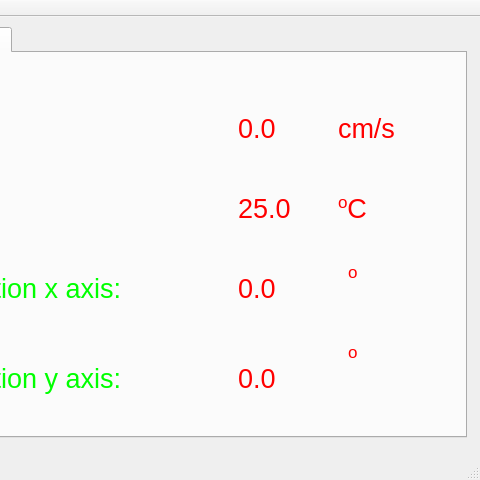
Qt form estacao_base/estacaobase.ui (landtracker/EstacaoBaseQT) before a commit; both pictures show x 244 to 724 and y 0 to 480 of the 724 by 480 pixel window.
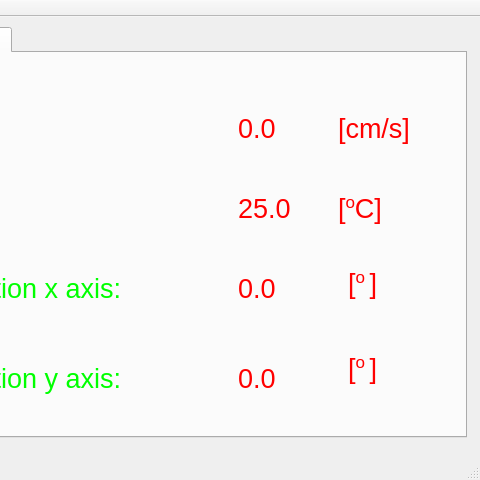
The same form after that commit. The open tabs and pages were chosen to show the change.

Patch:
```diff
--- a/estacao_base/estacaobase.ui
+++ b/estacao_base/estacaobase.ui
@@ -218,12 +218,12 @@
        <rect>
         <x>570</x>
         <y>60</y>
-        <width>81</width>
+        <width>91</width>
         <height>31</height>
        </rect>
       </property>
       <property name="text">
-       <string>&lt;html&gt;&lt;head/&gt;&lt;body&gt;&lt;p&gt;&lt;span style=&quot; font-size:20pt; color:#ff0000;&quot;&gt;cm/s&lt;/span&gt;&lt;/p&gt;&lt;/body&gt;&lt;/html&gt;</string>
+       <string>&lt;html&gt;&lt;head/&gt;&lt;body&gt;&lt;p&gt;&lt;span style=&quot; font-size:20pt; color:#ff0000;&quot;&gt;[cm/s]&lt;/span&gt;&lt;/p&gt;&lt;/body&gt;&lt;/html&gt;</string>
       </property>
      </widget>
      <widget class="QLabel" name="labelTemperatureValue">
@@ -249,7 +249,7 @@
        </rect>
       </property>
       <property name="text">
-       <string>&lt;html&gt;&lt;head/&gt;&lt;body&gt;&lt;p&gt;&lt;span style=&quot; font-size:20pt; color:#ff0000; vertical-align:super;&quot;&gt;o&lt;/span&gt;&lt;span style=&quot; font-size:20pt; color:#ff0000;&quot;&gt;C&lt;/span&gt;&lt;/p&gt;&lt;/body&gt;&lt;/html&gt;</string>
+       <string>&lt;html&gt;&lt;head/&gt;&lt;body&gt;&lt;p&gt;&lt;span style=&quot; font-size:20pt; color:#ff0000;&quot;&gt;[&lt;/span&gt;&lt;span style=&quot; font-size:20pt; color:#ff0000; vertical-align:super;&quot;&gt;o&lt;/span&gt;&lt;span style=&quot; font-size:20pt; color:#ff0000;&quot;&gt;C]&lt;/span&gt;&lt;/p&gt;&lt;/body&gt;&lt;/html&gt;</string>
       </property>
      </widget>
      <widget class="QLabel" name="labelInclinationValueX">
@@ -271,11 +271,11 @@
         <x>580</x>
         <y>210</y>
         <width>81</width>
-        <height>21</height>
+        <height>41</height>
        </rect>
       </property>
       <property name="text">
-       <string>&lt;html&gt;&lt;head/&gt;&lt;body&gt;&lt;p&gt;&lt;span style=&quot; font-size:20pt; color:#ff0000; vertical-align:super;&quot;&gt;o&lt;/span&gt;&lt;/p&gt;&lt;/body&gt;&lt;/html&gt;</string>
+       <string>&lt;html&gt;&lt;head/&gt;&lt;body&gt;&lt;p&gt;&lt;span style=&quot; font-size:20pt; color:#ff0000;&quot;&gt;[&lt;/span&gt;&lt;span style=&quot; font-size:20pt; color:#ff0000; vertical-align:super;&quot;&gt;o &lt;/span&gt;&lt;span style=&quot; font-size:20pt; color:#ff0000;&quot;&gt;]&lt;/span&gt;&lt;/p&gt;&lt;/body&gt;&lt;/html&gt;</string>
       </property>
      </widget>
      <widget class="QLabel" name="labelGroundInclinationY">
@@ -308,13 +308,13 @@
       <property name="geometry">
        <rect>
         <x>580</x>
-        <y>290</y>
+        <y>300</y>
         <width>81</width>
-        <height>21</height>
+        <height>31</height>
        </rect>
       </property>
       <property name="text">
-       <string>&lt;html&gt;&lt;head/&gt;&lt;body&gt;&lt;p&gt;&lt;span style=&quot; font-size:20pt; color:#ff0000; vertical-align:super;&quot;&gt;o&lt;/span&gt;&lt;/p&gt;&lt;/body&gt;&lt;/html&gt;</string>
+       <string>&lt;html&gt;&lt;head/&gt;&lt;body&gt;&lt;p&gt;&lt;span style=&quot; font-size:20pt; color:#ff0000;&quot;&gt;[&lt;/span&gt;&lt;span style=&quot; font-size:20pt; color:#ff0000; vertical-align:super;&quot;&gt;o &lt;/span&gt;&lt;span style=&quot; font-size:20pt; color:#ff0000;&quot;&gt;]&lt;/span&gt;&lt;/p&gt;&lt;/body&gt;&lt;/html&gt;</string>
       </property>
      </widget>
     </widget>
```
Left out of the diff: 2 changed lines with no effect on the pictures.
